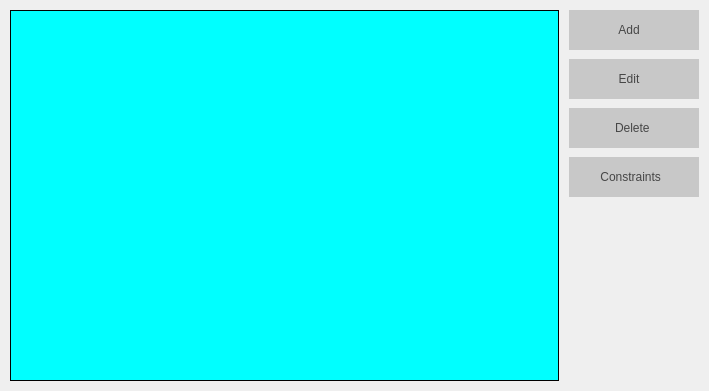
Above: Orar/OrarApp/SubjectView.ui from alexandrutm/UnivTimetable before the change. Below: the same form after it.
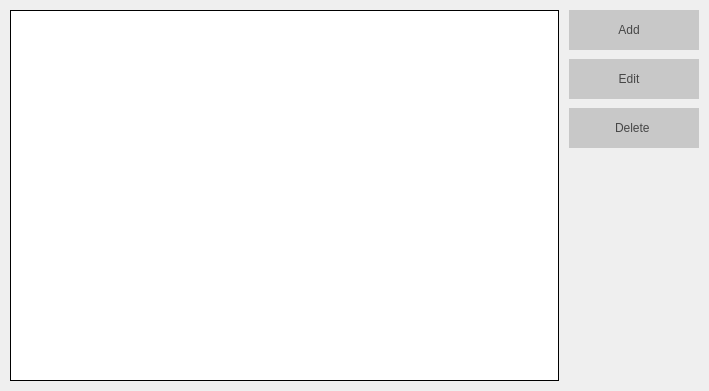
That is the form after the change. Icons and pictures are not drawn.

Diff of the .ui file:
```diff
--- a/Orar/OrarApp/SubjectView.ui
+++ b/Orar/OrarApp/SubjectView.ui
@@ -35,7 +35,7 @@
    <item>
     <widget class="QTableView" name="mTable">
      <property name="styleSheet">
-      <string notr="true">background-color: rgb(0, 255, 255);
+      <string notr="true">
 border: 1px solid;</string>
      </property>
      <property name="frameShape">
@@ -207,44 +207,6 @@
           </property>
          </widget>
         </item>
-        <item>
-         <widget class="QPushButton" name="mConstraints">
-          <property name="minimumSize">
-           <size>
-            <width>0</width>
-            <height>40</height>
-           </size>
-          </property>
-          <property name="layoutDirection">
-           <enum>Qt::RightToLeft</enum>
-          </property>
-          <property name="styleSheet">
-           <string notr="true">QPushButton{
-	font: 75 14pt &quot;Times New Roman&quot;;
-	color: rgb(70, 70, 70);
-	background-color: rgb(200, 200, 200);
-	border: 0px solid;
-}
-
-QPushButton:hover {
-	background-color: rgb(231, 231, 231);
-}</string>
-          </property>
-          <property name="text">
-           <string>Constraints  </string>
-          </property>
-          <property name="icon">
-           <iconset resource="OrarApp.qrc">
-            <normaloff>:/Buttons/img/constr.png</normaloff>:/Buttons/img/constr.png</iconset>
-          </property>
-          <property name="iconSize">
-           <size>
-            <width>18</width>
-            <height>18</height>
-           </size>
-          </property>
-         </widget>
-        </item>
         <item>
          <spacer name="verticalSpacer">
           <property name="orientation">
```
